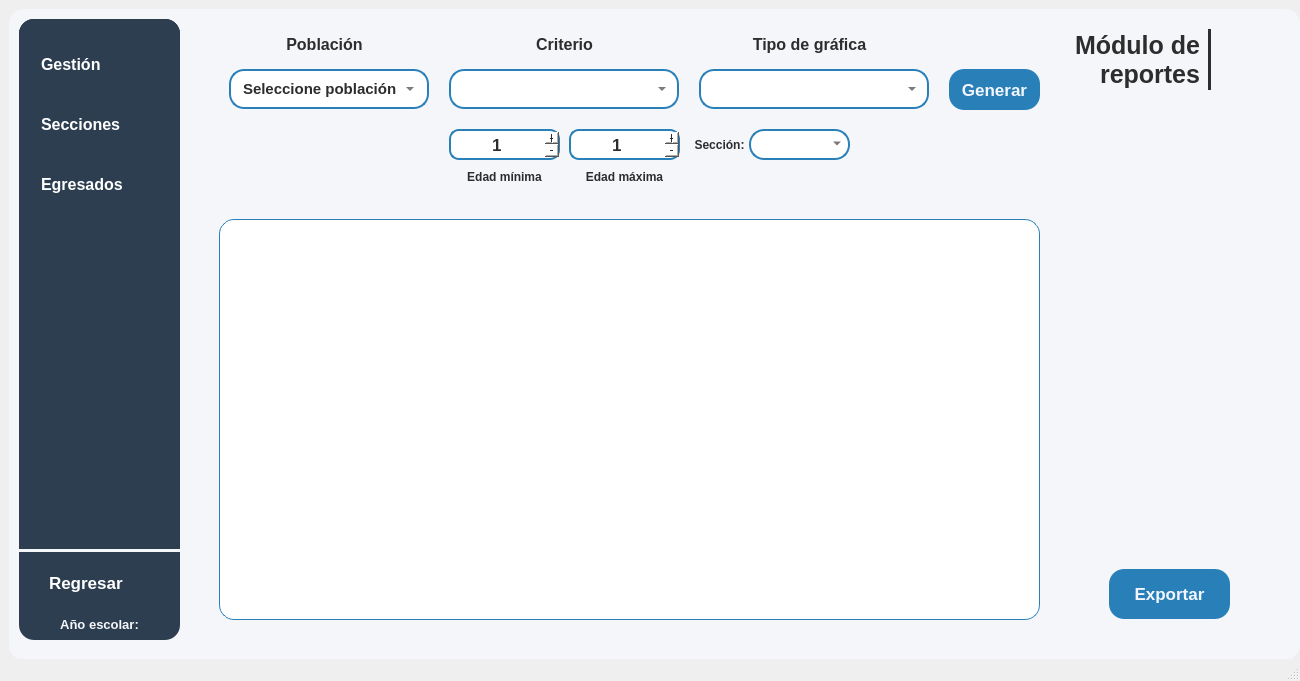
First picture: the form in resources/ui/main.ui, repository Proyecto-Uptjaa/Proyecto_SIRA, before the edit.
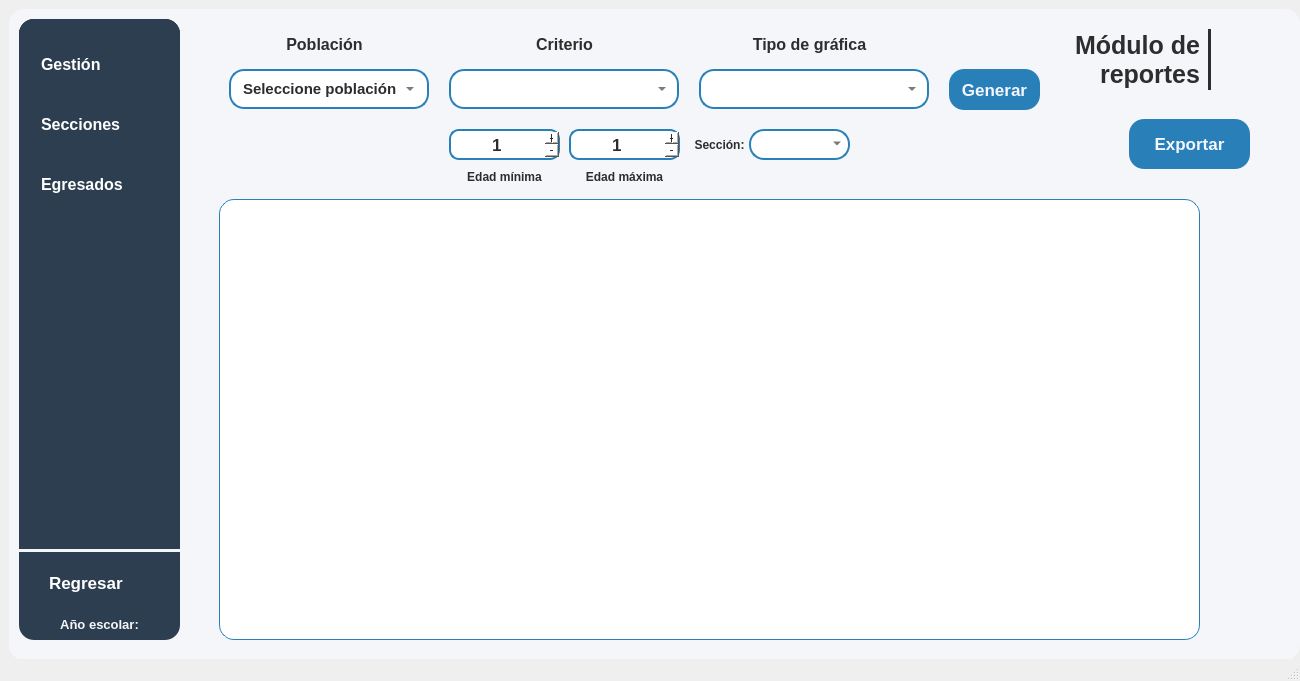
Second picture: the form after the edit. The open tabs and pages were chosen to show the change. Icons and pictures are not drawn. Custom widgets are drawn as their Qt base class.

Commit message: Ajustes interfaz para graficas

Diff of the .ui file:
```diff
--- a/resources/ui/main.ui
+++ b/resources/ui/main.ui
@@ -3428,8 +3428,8 @@
       <widget class="QPushButton" name="btnExportar_reporte">
        <property name="geometry">
         <rect>
-         <x>930</x>
-         <y>550</y>
+         <x>950</x>
+         <y>100</y>
          <width>121</width>
          <height>50</height>
         </rect>
@@ -3744,9 +3744,9 @@
        <property name="geometry">
         <rect>
          <x>40</x>
-         <y>200</y>
-         <width>821</width>
-         <height>401</height>
+         <y>180</y>
+         <width>981</width>
+         <height>441</height>
         </rect>
        </property>
        <property name="styleSheet">
```
Left out of the diff: 4 changed lines with no effect on the pictures. The commit also changes 1 other file.
